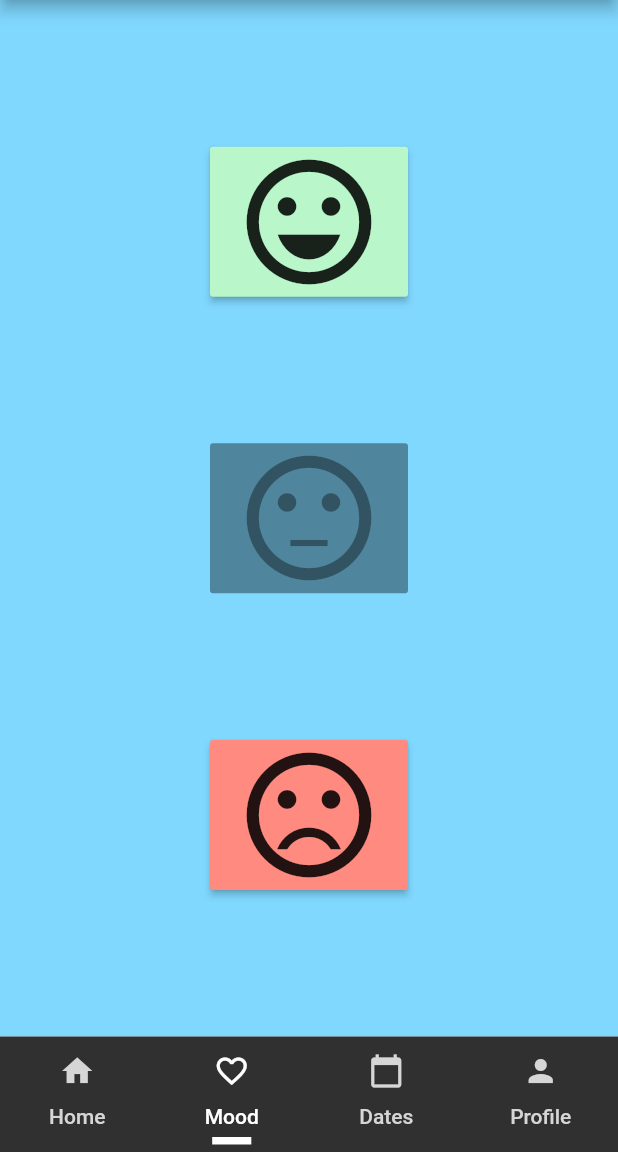
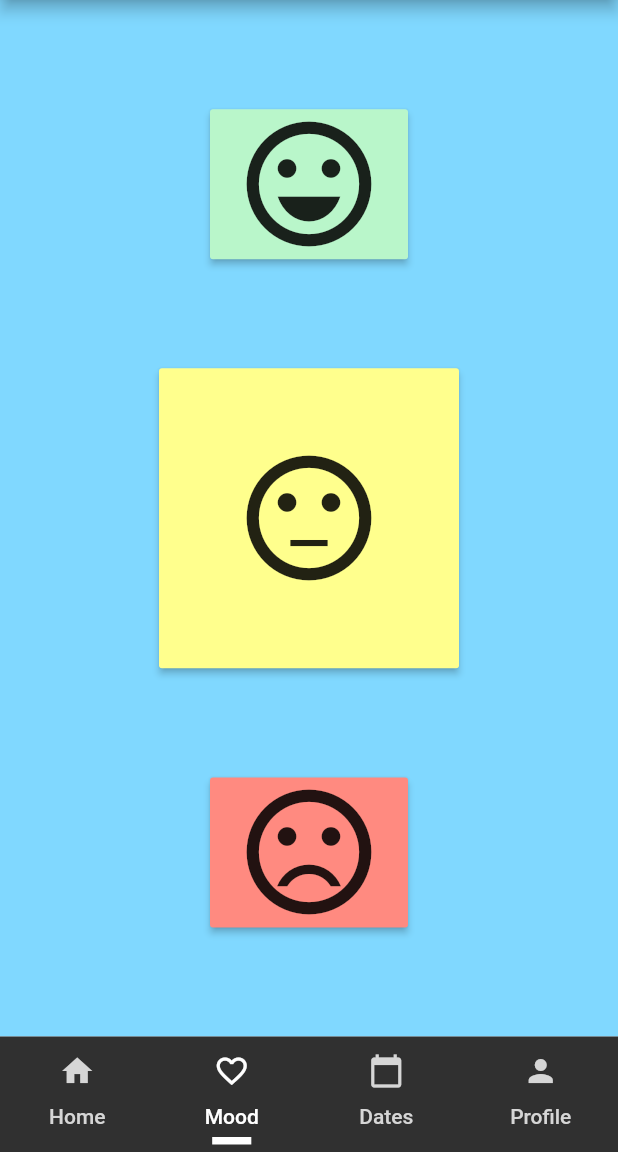
Before and after one commit to rogerliu37/MentalHealthTracker, a Flutter app: the screen it shows after launch, item 2 of the bottom bar chosen, on a phone screen of 412 x 824 dp, the part 84-1236 px from its top. Run offline on Flutter 3.47's test engine with Material 2 defaults, Android fonts, the phone set to English and light mode, and no system bars; our stand-ins replace flutter_local_notifications, table_calendar.

Commit message:
v2
Refractored and squashed bugs.

```diff
--- a/lib/Data.dart
+++ b/lib/data_models/Data.dart
@@ -1,5 +1,3 @@
-import 'package:flutter_local_notifications/flutter_local_notifications.dart';
-
 class Data {
   String text;
   double mood;
--- a/lib/dayHolder.dart
+++ b/lib/data_models/DayHolder.dart
@@ -1,7 +1,6 @@
 import 'Data.dart';
-import 'dart:collection';
 
-class dayHolder {
+class DayHolder {
   List<Data> dayData = new List();
 
   void addNode(Data data) {
--- a/lib/main.dart
+++ b/lib/main.dart
@@ -1,8 +1,8 @@
 import 'package:flutter/material.dart';
-import 'homeTab.dart';
-import 'dateTab.dart';
-import 'moodTab.dart';
-import 'profileTab.dart';
+import 'tabs/HomeTab.dart';
+import 'tabs/DateTab.dart';
+import 'tabs/MoodTab.dart';
+import 'tabs/ProfileTab.dart';
 
 void main() {
   runApp(new MainApp());
@@ -21,10 +21,10 @@ class MainApp extends StatelessWidget {
         ),
         body: new TabBarView(
           children: [
-            new homeTab(),
-            new moodTab(),
-            new dateTab(),
-            new profileTab(),
+            new HomeTab(),
+            new MoodTab(),
+            new DateTab(),
+            new ProfileTab(),
           ],
         ),
         bottomNavigationBar: Container(
--- a/lib/moodTab.dart
+++ /dev/null
@@ -1,119 +0,0 @@
-import 'package:demo3rdwheelhp/moodPage2Emotions.dart';
-import 'package:flutter/cupertino.dart';
-import 'package:flutter/material.dart';
-import 'moodPage4Text.dart';
-import 'moodPage3Scale.dart';
-import 'moodPage2Emotions.dart';
-
-class moodTab extends StatelessWidget {
-  @override
-  Widget build(BuildContext context) {
-    return new Scaffold(
-        backgroundColor: Colors.lightBlueAccent[100],
-        body: Center(
-          child: Container(
-//              decoration: BoxDecoration(
-//
-//                  image: DecorationImage(
-//                      image: AssetImage('images/cat.jpeg'), fit: BoxFit.cover)),
-              child: MyStatefulWidget()),
-        ));
-  }
-}
-
-class MyStatefulWidget extends StatefulWidget {
-  MyStatefulWidget({Key key}) : super(key: key);
-
-  @override
-  _MyStatefulWidgetState createState() => _MyStatefulWidgetState();
-}
-
-class _MyStatefulWidgetState extends State<MyStatefulWidget> {
-  final _formKey = GlobalKey<FormState>();
-
-  @override
-  Widget build(BuildContext context) {
-    return Form(
-      key: _formKey,
-      child: Container(
-        child: Column(
-          mainAxisAlignment: MainAxisAlignment.spaceEvenly,
-          children: [
-            RaisedButton(
-              child: Icon(
-                Icons.sentiment_very_satisfied,
-                size: 100,
-              ),
-              color: Colors.greenAccent.shade100,
-              //padding: EdgeInsets.fromLTRB(25, 25, 25, 25),
-              onPressed: () {
-                navigateToPage3(context);
-              },
-            ),
-            RaisedButton(
-              child: Icon(
-                Icons.sentiment_neutral,
-                size: 100,
-              ),
-              color: Colors.yellowAccent.shade100,
-              //padding: EdgeInsets.fromLTRB(50, 50, 50, 50),
-              // onPressed: () {
-              //   navigateToPage4(context);
-              // },
-            ),
-            RaisedButton(
-              child: Icon(
-                Icons.sentiment_very_dissatisfied,
-                size: 100,
-              ),
-              color: Colors.redAccent.shade100,
-              // padding: EdgeInsets.fromLTRB(50, 50, 50, 50),
-              onPressed: () {
-                navigateToPage2(context);
-              },
-            ),
-//            Padding(
-//              padding:
-//                  const EdgeInsets.symmetric(vertical: 16.0, horizontal: 10.0),
-//              child: RaisedButton(
-//                onPressed: () {
-//                  // Validate will return true if the form is valid, or false if
-//                  // the form is invalid.
-//                  /*
-//                    Time
-//                    What they did
-//                    Good or bad mood
-//                   */
-//                  if (_formKey.currentState.validate()) {
-//                    // Process data.
-//                    //Goes to next subpage
-//                    navigateToSubPage1(context);
-//
-//                    //Sort the data
-//                    //TODO: Backend Sorting Data
-//                  }
-//                },
-//                child: Text('Submit'),
-//              ),
-//            ),
-          ],
-        ),
-      ),
-    );
-  }
-}
-
-Future navigateToPage2(context) async {
-  Navigator.push(
-      context, MaterialPageRoute(builder: (context) => moodPage2Emotions()));
-}
-
-Future navigateToPage3(context) async {
-  Navigator.push(
-      context, MaterialPageRoute(builder: (context) => moodPage3Scale()));
-}
-
-// Future navigateToPage4(context) async {
-//   Navigator.push(
-//       context, MaterialPageRoute(builder: (context) => moodPage4Text()));
-// }
--- a/lib/homeTab.dart
+++ b/lib/tabs/HomeTab.dart
@@ -1,6 +1,6 @@
 import 'package:flutter/material.dart';
 
-class homeTab extends StatelessWidget {
+class HomeTab extends StatelessWidget {
   @override
   Widget build(BuildContext context) {
     return new Scaffold(
--- /dev/null
+++ b/lib/tabs/MoodTab.dart
@@ -0,0 +1,87 @@
+import 'package:flutter/cupertino.dart';
+import 'package:flutter/material.dart';
+import '../mood_pages/MoodPage2Emotions.dart';
+import '../mood_pages/MoodPage4Text.dart';
+import '../mood_pages/MoodPage3Scale.dart';
+
+class MoodTab extends StatelessWidget {
+  @override
+  Widget build(BuildContext context) {
+    return new Scaffold(
+        backgroundColor: Colors.lightBlueAccent[100],
+        body: Center(
+          child: Container(child: MyStatefulWidget()),
+        ));
+  }
+}
+
+class MyStatefulWidget extends StatefulWidget {
+  MyStatefulWidget({Key key}) : super(key: key);
+
+  @override
+  _MyStatefulWidgetState createState() => _MyStatefulWidgetState();
+}
+
+class _MyStatefulWidgetState extends State<MyStatefulWidget> {
+  final _formKey = GlobalKey<FormState>();
+
+  @override
+  Widget build(BuildContext context) {
+    return Form(
+      key: _formKey,
+      child: Container(
+        child: Column(
+          mainAxisAlignment: MainAxisAlignment.spaceEvenly,
+          children: [
+            RaisedButton(
+              child: Icon(
+                Icons.sentiment_very_satisfied,
+                size: 100,
+              ),
+              color: Colors.greenAccent.shade100,
+              onPressed: () {
+                navigateToPage3(context);
+              },
+            ),
+            RaisedButton(
+              child: Icon(
+                Icons.sentiment_neutral,
+                size: 100,
+              ),
+              color: Colors.yellowAccent.shade100,
+              padding: EdgeInsets.fromLTRB(50, 50, 50, 50),
+              onPressed: () {
+                navigateToPage4(context);
+              },
+            ),
+            RaisedButton(
+              child: Icon(
+                Icons.sentiment_very_dissatisfied,
+                size: 100,
+              ),
+              color: Colors.redAccent.shade100,
+              onPressed: () {
+                navigateToPage2(context);
+              },
+            ),
+          ],
+        ),
+      ),
+    );
+  }
+}
+
+Future navigateToPage2(context) async {
+  Navigator.push(
+      context, MaterialPageRoute(builder: (context) => MoodPage2Emotions()));
+}
+
+Future navigateToPage3(context) async {
+  Navigator.push(
+      context, MaterialPageRoute(builder: (context) => MoodPage3Scale()));
+}
+
+Future navigateToPage4(context) async {
+  Navigator.push(
+      context, MaterialPageRoute(builder: (context) => MoodPage4Text()));
+}
--- a/lib/profileTab.dart
+++ b/lib/tabs/ProfileTab.dart
@@ -1,6 +1,6 @@
 import 'package:flutter/material.dart';
 
-class profileTab extends StatelessWidget {
+class ProfileTab extends StatelessWidget {
   @override
   Widget build(BuildContext context) {
     return new Scaffold(
@@ -30,7 +30,6 @@ class profileTab extends StatelessWidget {
           child: Column(
             children: <Widget>[
               Row(
-                //mainAxisAlignment: MainAxisAlignment.center,git
                 children: <Widget>[
                   CircleAvatar(
                     radius: 50.0,
--- a/pubspec.yaml
+++ b/pubspec.yaml
@@ -1,13 +1,12 @@
-name: demo3rdwheelhp
+name: MentalHealthTracker
 description: A new Flutter application.
 
-publish_to: 'none' # Remove this line if you wish to publish to pub.dev
+publish_to: 'none'
 
 environment:
   sdk: ">=2.7.0 <3.0.0"
 
 dependencies:
-  ##syncfusion_flutter_calendar: ^17.4.40-beta
   table_calendar: ^2.2.3
   shared_preferences: ^0.5.4+5
   flutter:
```
Also changed, not shown: lib/data_models/MonthHolder.dart (renamed from lib/monthHolder.dart, +4 -6 lines), lib/data_models/UserBrain.dart (renamed from lib/userBrain.dart, +1 -7 lines), lib/data_models/WeekHolder.dart (renamed from lib/weekHolder.dart, +4 -6 lines), lib/data_models/YearHolder.dart (renamed from lib/yearHolder.dart, +4 -8 lines), lib/moodPage4Text.dart (deleted, +0 -198 lines), lib/mood_pages/MoodPage2Emotions.dart (renamed from lib/moodPage2Emotions.dart, +5 -27 lines), lib/mood_pages/MoodPage3Scale.dart (renamed from lib/moodPage3Scale.dart, +4 -6 lines), lib/mood_pages/MoodPage4Text.dart (added, +113 -0 lines), lib/mood_pages/MoodPage5Notification.dart (renamed from lib/moodPage5Notification.dart, +4 -24 lines), lib/tabs/DateTab.dart (renamed from lib/dateTab.dart, +7 -13 lines), pubspec.lock, 6 other files.
